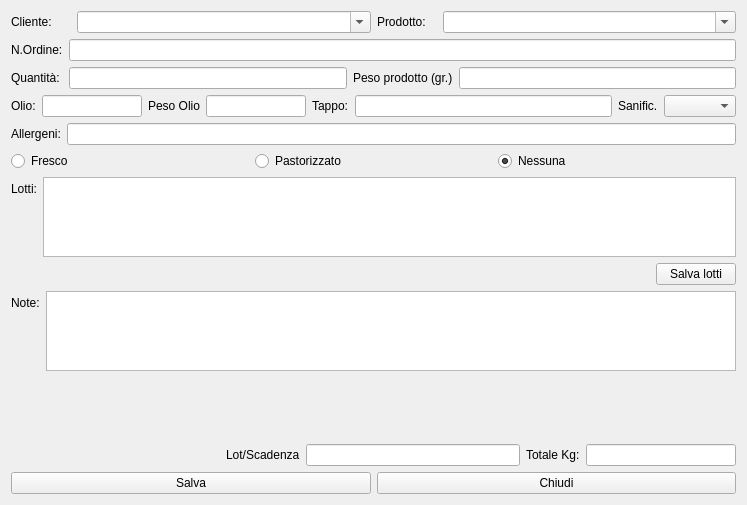
Above: hmodifyrow.ui from fblabs/hamlet-mod-sancon before the change. Below: the same form after it.
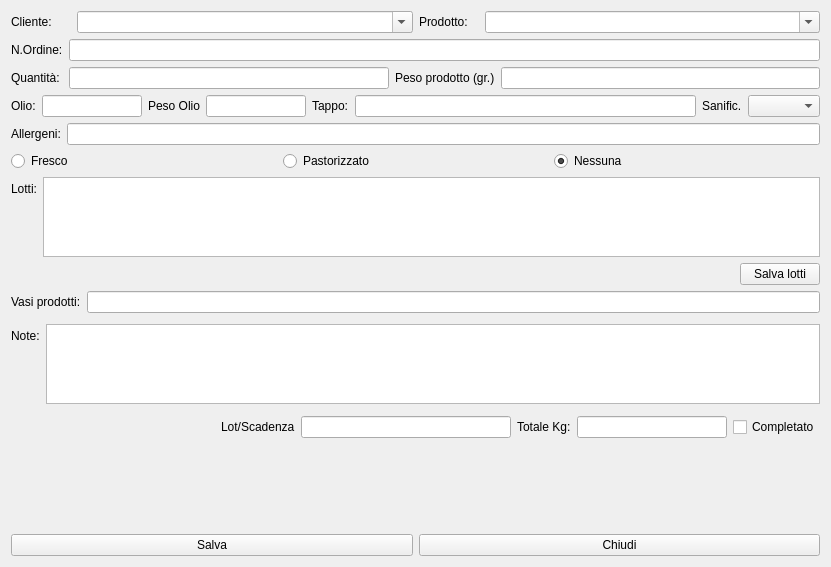
That is the form after the change. Icons and pictures are not drawn.

Patch:
```diff
--- a/hmodifyrow.ui
+++ b/hmodifyrow.ui
@@ -9,8 +9,8 @@
    <rect>
     <x>0</x>
     <y>0</y>
-    <width>747</width>
-    <height>505</height>
+    <width>831</width>
+    <height>567</height>
    </rect>
   </property>
   <property name="windowTitle">
@@ -20,7 +20,7 @@
    <iconset resource="icons.qrc">
     <normaloff>:/Resources/Pencil.PNG</normaloff>:/Resources/Pencil.PNG</iconset>
   </property>
-  <layout class="QVBoxLayout" name="verticalLayout_2">
+  <layout class="QVBoxLayout" name="verticalLayout_3">
    <item>
     <layout class="QHBoxLayout" name="horizontalLayout_4">
      <item>
@@ -231,6 +231,8 @@
     </layout>
    </item>
    <item>
+    <layout class="QVBoxLayout" name="verticalLayout_2">
+     <item>
     <layout class="QVBoxLayout" name="verticalLayout">
      <item>
       <layout class="QFormLayout" name="formLayout_4">
@@ -273,7 +275,27 @@
          <property name="text">
           <string>Salva lotti</string>
          </property>
-        </widget>
+           <property name="icon">
+            <iconset resource="icons.qrc">
+             <normaloff>:/Resources/save-icon.png</normaloff>:/Resources/save-icon.png</iconset>
+           </property>
+          </widget>
+         </item>
+        </layout>
+       </item>
+      </layout>
+     </item>
+     <item>
+      <layout class="QHBoxLayout" name="horizontalLayout_3">
+       <item>
+        <widget class="QLabel" name="label_15">
+         <property name="text">
+          <string>Vasi prodotti:</string>
+         </property>
+        </widget>
+       </item>
+       <item>
+        <widget class="QLineEdit" name="leVasiProdotti"/>
        </item>
       </layout>
      </item>
@@ -301,21 +323,8 @@
     </layout>
    </item>
    <item>
-    <spacer name="verticalSpacer">
-     <property name="orientation">
-      <enum>Qt::Vertical</enum>
-     </property>
-     <property name="sizeHint" stdset="0">
-      <size>
-       <width>20</width>
-       <height>11</height>
-      </size>
-     </property>
-    </spacer>
-   </item>
-   <item>
-    <layout class="QHBoxLayout" name="horizontalLayout_3">
-     <item>
+    <layout class="QGridLayout" name="gridLayout">
+     <item row="0" column="0">
       <spacer name="horizontalSpacer">
        <property name="orientation">
         <enum>Qt::Horizontal</enum>
@@ -328,24 +337,24 @@
        </property>
       </spacer>
      </item>
-     <item>
+     <item row="0" column="1">
       <widget class="QLabel" name="label_13">
        <property name="text">
         <string>Lot/Scadenza</string>
        </property>
       </widget>
      </item>
-     <item>
+     <item row="0" column="2">
       <widget class="QLineEdit" name="leLotScad"/>
      </item>
-     <item>
+     <item row="0" column="3">
       <widget class="QLabel" name="label_7">
        <property name="text">
         <string>Totale Kg:</string>
        </property>
       </widget>
      </item>
-     <item>
+     <item row="0" column="4">
       <widget class="QLineEdit" name="leTotal">
        <property name="maximumSize">
         <size>
@@ -358,8 +367,28 @@
        </property>
       </widget>
      </item>
+     <item row="0" column="5">
+      <widget class="QCheckBox" name="cbDone">
+       <property name="text">
+        <string>Completato</string>
+       </property>
+      </widget>
+     </item>
     </layout>
    </item>
+   <item>
+    <spacer name="verticalSpacer">
+     <property name="orientation">
+      <enum>Qt::Vertical</enum>
+     </property>
+     <property name="sizeHint" stdset="0">
+      <size>
+       <width>20</width>
+       <height>11</height>
+      </size>
+     </property>
+    </spacer>
+   </item>
    <item>
     <layout class="QHBoxLayout" name="horizontalLayout">
      <item>
```
Lines whose indentation alone changed are shown as unchanged.
